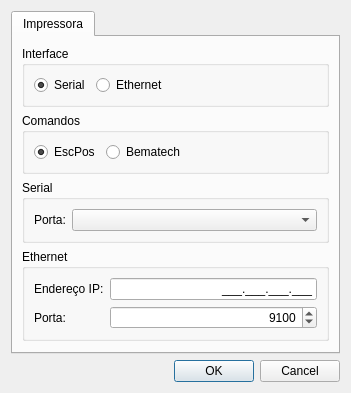
Above: settingsdialog.ui from leidensj/BKVale before the change. Below: the same form after it.
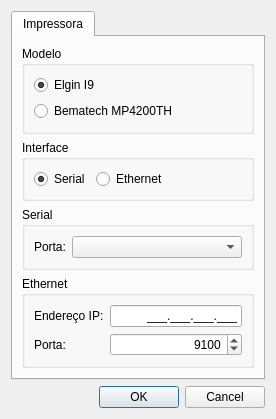
That is the form after the change. Icons and pictures are not drawn.

Diff of the .ui file:
```diff
--- a/settingsdialog.ui
+++ b/settingsdialog.ui
@@ -6,8 +6,8 @@
    <rect>
     <x>0</x>
     <y>0</y>
-    <width>351</width>
-    <height>376</height>
+    <width>276</width>
+    <height>408</height>
    </rect>
   </property>
   <property name="windowTitle">
@@ -41,6 +41,48 @@
        <string>Impressora</string>
       </attribute>
       <layout class="QVBoxLayout" name="verticalLayout_2">
+       <item>
+        <widget class="QGroupBox" name="groupBox_2">
+         <property name="title">
+          <string>Modelo</string>
+         </property>
+         <property name="flat">
+          <bool>true</bool>
+         </property>
+         <layout class="QVBoxLayout" name="verticalLayout_3">
+          <item>
+           <widget class="QRadioButton" name="rdoElginI9">
+            <property name="text">
+             <string>Elgin I9</string>
+            </property>
+            <property name="checked">
+             <bool>true</bool>
+            </property>
+           </widget>
+          </item>
+          <item>
+           <widget class="QRadioButton" name="rdoBema4200TH">
+            <property name="text">
+             <string>Bematech MP4200TH</string>
+            </property>
+           </widget>
+          </item>
+          <item>
+           <spacer name="verticalSpacer">
+            <property name="orientation">
+             <enum>Qt::Orientation::Vertical</enum>
+            </property>
+            <property name="sizeHint" stdset="0">
+             <size>
+              <width>20</width>
+              <height>40</height>
+             </size>
+            </property>
+           </spacer>
+          </item>
+         </layout>
+        </widget>
+       </item>
        <item>
         <widget class="QGroupBox" name="groupBox">
          <property name="title">
@@ -91,48 +133,6 @@
          </layout>
         </widget>
        </item>
-       <item>
-        <widget class="QGroupBox" name="groupBox_2">
-         <property name="title">
-          <string>Comandos</string>
-         </property>
-         <property name="flat">
-          <bool>true</bool>
-         </property>
-         <layout class="QHBoxLayout" name="horizontalLayout_3">
-          <item>
-           <widget class="QRadioButton" name="rdoEscpos">
-            <property name="text">
-             <string>EscPos</string>
-            </property>
-            <property name="checked">
-             <bool>true</bool>
-            </property>
-           </widget>
-          </item>
-          <item>
-           <widget class="QRadioButton" name="rdoBematech">
-            <property name="text">
-             <string>Bematech</string>
-            </property>
-           </widget>
-          </item>
-          <item>
-           <spacer name="horizontalSpacer">
-            <property name="orientation">
-             <enum>Qt::Orientation::Horizontal</enum>
-            </property>
-            <property name="sizeHint" stdset="0">
-             <size>
-              <width>40</width>
-              <height>20</height>
-             </size>
-            </property>
-           </spacer>
-          </item>
-         </layout>
-        </widget>
-       </item>
        <item>
         <widget class="QGroupBox" name="grpSerial">
          <property name="title">
```
